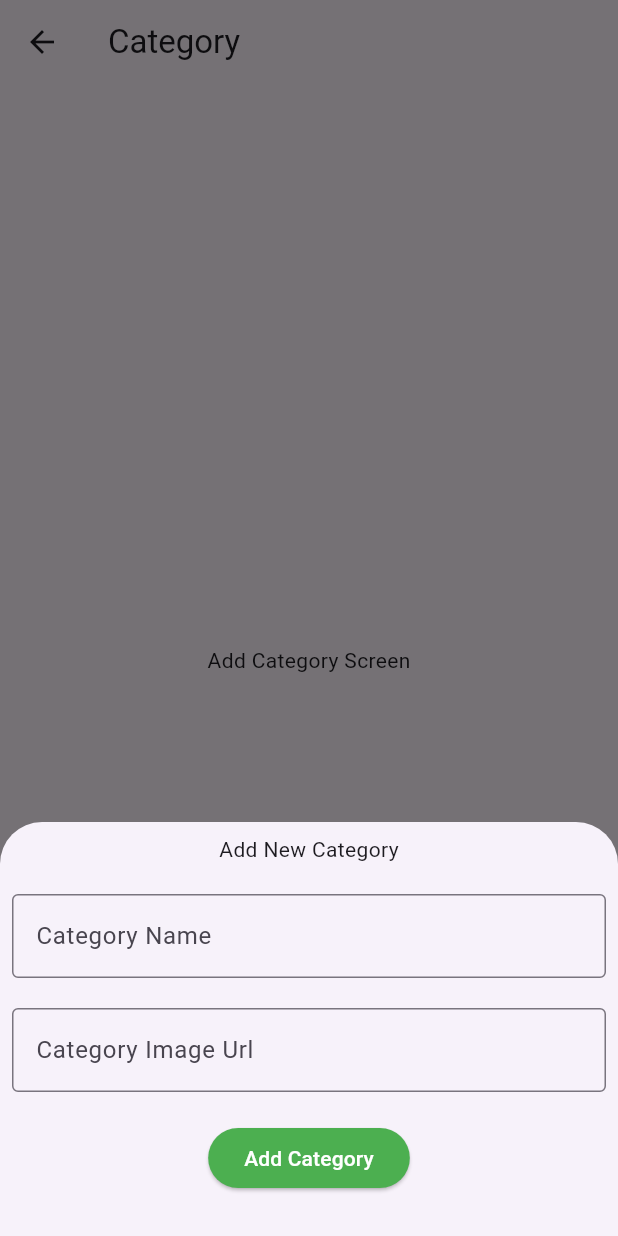
After one commit to prabesh605/shoppingApp, a Flutter app: the AddCategoryScreen screen opened directly, after a tap on "Add", on a phone screen of 412 x 824 dp. The commit adds this screen. Run offline on Flutter 3.47's test engine with Material 3 defaults, Android fonts, the phone set to English and light mode, and no system bars; our stand-ins replace firebase_core; accounts and stored records are empty.

Commit message:
added category screen

```diff
--- /dev/null
+++ b/lib/model/category_model.dart
@@ -0,0 +1,21 @@
+class CategoryModel {
+  final String id;
+  final String name;
+  final String imgUrl;
+  CategoryModel({
+    required this.id,
+    required this.name,
+    required this.imgUrl,
+  });
+  factory CategoryModel.fromJson(Map<String, dynamic> json) {
+    return CategoryModel(
+        id: json['id'], name: json['name'], imgUrl: json['imgUrl']);
+  }
+  Map<String, dynamic> toJson() {
+    return {
+      'id': id,
+      'name': name,
+      'imgUrl': imgUrl,
+    };
+  }
+}
--- /dev/null
+++ b/lib/screen/add_category_screen.dart
@@ -0,0 +1,79 @@
+import 'package:flutter/material.dart';
+
+class AddCategoryScreen extends StatefulWidget {
+  const AddCategoryScreen({super.key});
+
+  @override
+  State<AddCategoryScreen> createState() => _AddCategoryScreenState();
+}
+
+class _AddCategoryScreenState extends State<AddCategoryScreen> {
+  void showAddProductBottonSheet(context) {
+    final nameController = TextEditingController();
+    final imageUrlController = TextEditingController();
+    final _scaffoldKey = GlobalKey<ScaffoldState>();
+
+    showModalBottomSheet(
+        context: context,
+        builder: (context) {
+          return Padding(
+            padding: const EdgeInsets.all(8.0),
+            child: Column(
+              mainAxisSize: MainAxisSize.min,
+              children: [
+                Text("Add New Category"),
+                SizedBox(height: 20),
+                TextFormField(
+                  controller: nameController,
+                  decoration: InputDecoration(
+                    border: OutlineInputBorder(),
+                    labelText: "Category Name",
+                  ),
+                ),
+                SizedBox(height: 20),
+                TextFormField(
+                  controller: imageUrlController,
+                  decoration: InputDecoration(
+                    border: OutlineInputBorder(),
+                    labelText: "Category Image Url",
+                  ),
+                ),
+                SizedBox(height: 20),
+                ElevatedButton(
+                  style:
+                      ElevatedButton.styleFrom(backgroundColor: Colors.green),
+                  onPressed: () {
+                    final name = nameController.text;
+                    final imageUrl = imageUrlController.text;
+                    print("name: $name, imageUrl: $imageUrl");
+                  },
+                  child: Text(
+                    "Add Category",
+                    style: TextStyle(color: Colors.white),
+                  ),
+                ),
+                SizedBox(height: 20),
+              ],
+            ),
+          );
+        });
+  }
+
+  @override
+  Widget build(BuildContext context) {
+    return Scaffold(
+      appBar: AppBar(
+        title: Text("Category"),
+      ),
+      floatingActionButton: FloatingActionButton(
+        onPressed: () {
+          showAddProductBottonSheet(context);
+        },
+        child: Text("Add"),
+      ),
+      body: Center(
+        child: Text("Add Category Screen"),
+      ),
+    );
+  }
+}
```
Also changed, not shown: lib/main.dart (+5 -2 lines), lib/model/product_model.dart (added, +35 -0 lines), lib/screen/add_product_screen.dart (added, +26 -0 lines), lib/screen/admin_dashboard.dart (added, +66 -0 lines), lib/screen/dashboard_screen.dart (renamed from lib/dashboard_screen.dart, +12 -1 lines).
